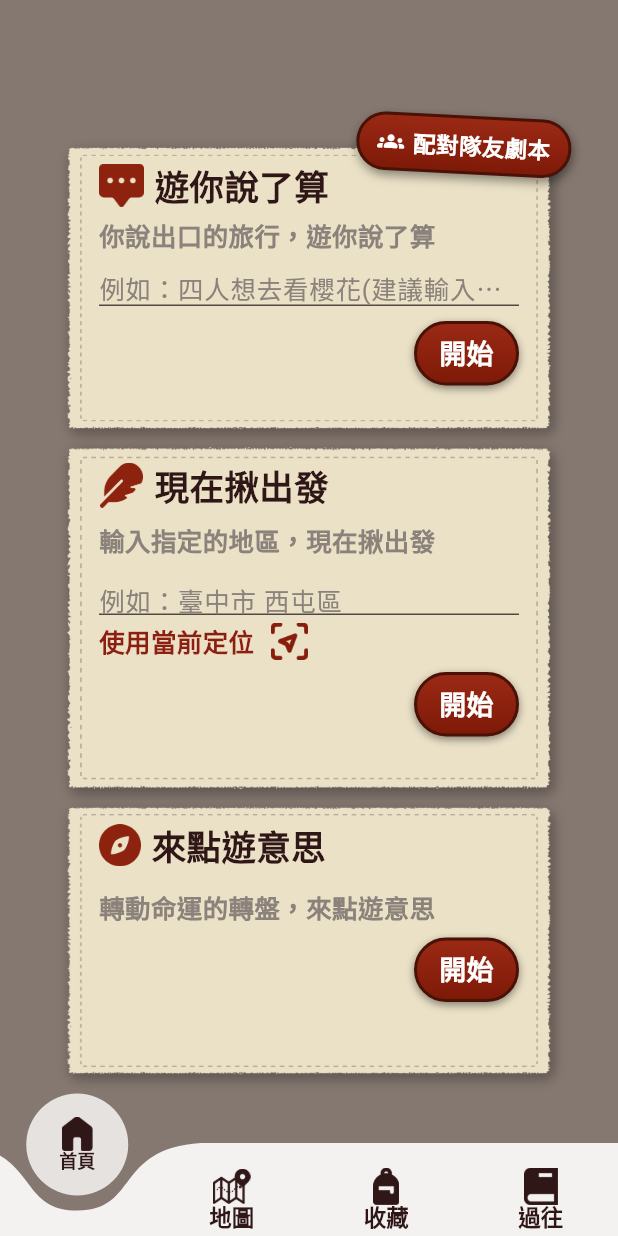
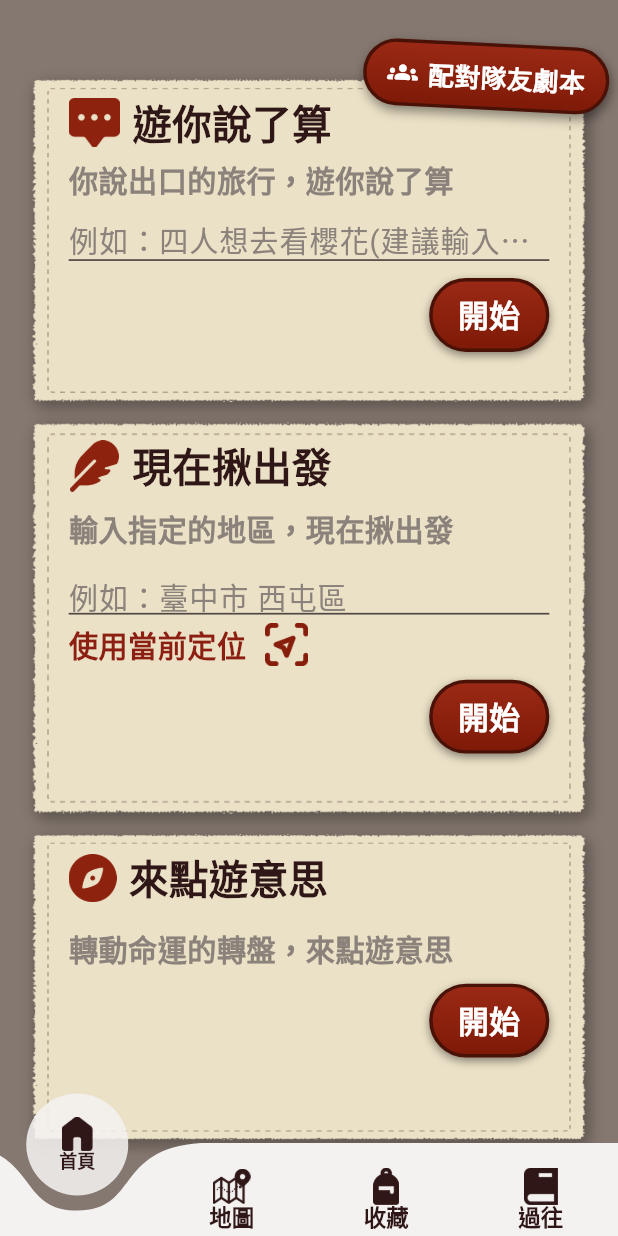
Before and after one commit to 1111034009/PlayTaiwan-front, a Flutter app: the SelectionPage screen opened directly, on a phone screen of 412 x 824 dp. Run offline on Flutter 3.47's test engine with Material 3 defaults, Android fonts, the phone set to English and light mode, and no system bars; drawn by our look-alikes of curved_navigation_bar; our stand-ins replace audioplayers, flutter_carousel_widget, flutter_dotenv, flutter_map, flutter_markdown_plus, geolocator and 6 more; missing offline and left inert: gal, mobile_scanner; accounts and stored records are empty; Roboto replaces fonts that are missing (KaiseiHarunoUmi).

Commit message:
畫面調整

```diff
--- a/lib/pages/selection_page.dart
+++ b/lib/pages/selection_page.dart
@@ -247,8 +247,6 @@ class _SelectionPageState extends State<SelectionPage> {
   void _showLocationMessage(String message) {
     if (!mounted) return;
 
-    ScaffoldMessenger.of(context).hideCurrentSnackBar();
-
     AppNotice.show(message);
   }
 
@@ -437,23 +435,9 @@ class _SelectionPageState extends State<SelectionPage> {
     );
   }
 
-  @override
-  Widget build(BuildContext context) {
+  // 360 x 630 的設計畫布內容
+  Widget _buildDesignStack() {
     return Stack(
-      children: [
-        PopScope(
-          canPop: !isGeneratingStory,
-          child: Scaffold(
-            backgroundColor: pageColor,
-            extendBody: true,
-            body: Center(
-              child: FittedBox(
-                fit: BoxFit.contain,
-                alignment: Alignment.center,
-                child: SizedBox(
-                  width: designWidth,
-                  height: designHeight,
-                  child: Stack(
       clipBehavior: Clip.none,
       children: [
         Positioned.fill(child: Container(color: pageColor)),
@@ -477,11 +461,7 @@ class _SelectionPageState extends State<SelectionPage> {
           ),
         ),
 
-                      Positioned(
-                        top: -20,
-                        right: 5,
-                        child: _JoinTeamBadge(onTap: joinTeam),
-                      ),
+        Positioned(top: -20, right: 5, child: _JoinTeamBadge(onTap: joinTeam)),
 
         // 現在揪出發
         Positioned(
@@ -517,17 +497,64 @@ class _SelectionPageState extends State<SelectionPage> {
               width: 324,
               height: 180,
               child: _AdventurePaper(
-                              child: _RandomAdventureContent(
-                                onPressed: randomAdventure,
-                              ),
+                child: _RandomAdventureContent(onPressed: randomAdventure),
               ),
             ),
           ),
         ),
       ],
+    );
+  }
+
+  @override
+  Widget build(BuildContext context) {
+    return Stack(
+      children: [
+        PopScope(
+          canPop: !isGeneratingStory,
+          child: Scaffold(
+            backgroundColor: pageColor,
+            extendBody: true,
+            body: LayoutBuilder(
+              builder: (context, c) {
+                // 直式手機以寬度為準縮放;橫向則以高度為準
+                final bool portrait = c.maxHeight >= c.maxWidth;
+                final double scale = portrait
+                    ? c.maxWidth / designWidth
+                    : c.maxHeight / designHeight;
+                final double scaledWidth = designWidth * scale;
+                final double scaledHeight = designHeight * scale;
+
+                final Widget canvas = SizedBox(
+                  width: scaledWidth,
+                  height: scaledHeight,
+                  child: FittedBox(
+                    fit: BoxFit.contain,
+                    alignment: Alignment.center,
+                    child: SizedBox(
+                      width: designWidth,
+                      height: designHeight,
+                      child: _buildDesignStack(),
                     ),
                   ),
+                );
+
+                // 高度夠:跟原本一樣置中顯示
+                if (scaledHeight <= c.maxHeight + 0.5) {
+                  return Center(child: canvas);
+                }
+
+                // 高度不夠:不縮小畫面,改成可上下滑動
+                final EdgeInsets inset = MediaQuery.paddingOf(context);
+
+                return SingleChildScrollView(
+                  padding: EdgeInsets.only(
+                    top: inset.top + 24 * scale,
+                    bottom: inset.bottom + 8,
                   ),
+                  child: Center(child: canvas),
+                );
+              },
             ),
             bottomNavigationBar: AppNavigationBar(currentIndex: currentIndex),
           ),
```
Lines whose indentation alone changed are shown as unchanged.
